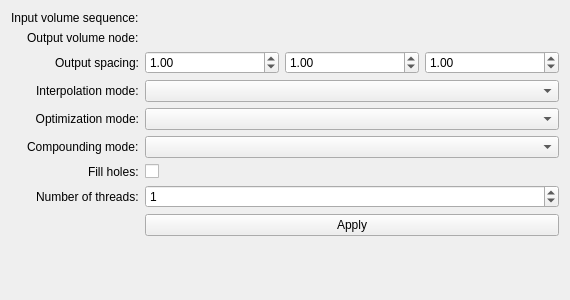
Above: VolumeReconstruction/Resources/UI/qSlicerVolumeReconstructionModule.ui from Sunderlandkyl/SlicerIGSIO before the change. Below: the same form after it.
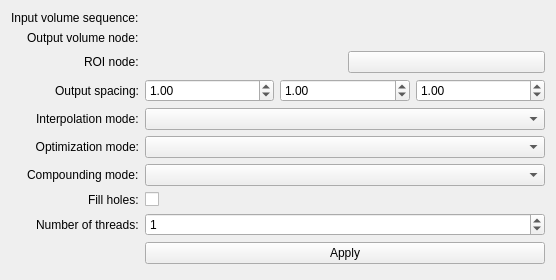
That is the form after the change. Icons and pictures are not drawn. Custom widgets are drawn as their Qt base class.

Commit message: Start using Sequence browser node to iterate through images

```diff
--- a/VolumeReconstruction/Resources/UI/qSlicerVolumeReconstructionModule.ui
+++ b/VolumeReconstruction/Resources/UI/qSlicerVolumeReconstructionModule.ui
@@ -6,8 +6,8 @@
    <rect>
     <x>0</x>
     <y>0</y>
-    <width>570</width>
-    <height>300</height>
+    <width>556</width>
+    <height>280</height>
    </rect>
   </property>
   <property name="windowTitle">
@@ -54,18 +54,14 @@
        </property>
       </widget>
      </item>
-     <item row="8" column="1">
-      <layout class="QHBoxLayout" name="horizontalLayout">
-       <item>
-        <widget class="QPushButton" name="ApplyButton">
-         <property name="text">
-          <string>Apply</string>
-         </property>
-        </widget>
-       </item>
-      </layout>
+     <item row="3" column="0">
+      <widget class="QLabel" name="label_2">
+       <property name="text">
+        <string>Output spacing:</string>
+       </property>
+      </widget>
      </item>
-     <item row="2" column="1">
+     <item row="3" column="1">
       <layout class="QHBoxLayout" name="horizontalLayout_3">
        <item>
         <widget class="QDoubleSpinBox" name="XSpacingSpinbox">
@@ -90,17 +86,7 @@
        </item>
       </layout>
      </item>
-     <item row="2" column="0">
-      <widget class="QLabel" name="label_2">
-       <property name="text">
-        <string>Output spacing:</string>
-       </property>
-      </widget>
-     </item>
-     <item row="3" column="1">
-      <widget class="QComboBox" name="InterpolationModeComboBox"/>
-     </item>
-     <item row="3" column="0">
+     <item row="4" column="0">
       <widget class="QLabel" name="label_3">
        <property name="text">
         <string>Interpolation mode:</string>
@@ -108,9 +94,9 @@
       </widget>
      </item>
      <item row="4" column="1">
-      <widget class="QComboBox" name="OptimizationModeComboBox"/>
+      <widget class="QComboBox" name="InterpolationModeComboBox"/>
      </item>
-     <item row="4" column="0">
+     <item row="5" column="0">
       <widget class="QLabel" name="label_4">
        <property name="text">
         <string>Optimization mode:</string>
@@ -121,9 +107,9 @@
       </widget>
      </item>
      <item row="5" column="1">
-      <widget class="QComboBox" name="CompoundingModeComboBox"/>
+      <widget class="QComboBox" name="OptimizationModeComboBox"/>
      </item>
-     <item row="5" column="0">
+     <item row="6" column="0">
       <widget class="QLabel" name="label_5">
        <property name="text">
         <string>Compounding mode:</string>
@@ -131,13 +117,9 @@
       </widget>
      </item>
      <item row="6" column="1">
-      <widget class="QCheckBox" name="FillHolesCheckBox">
-       <property name="text">
-        <string/>
-       </property>
-      </widget>
+      <widget class="QComboBox" name="CompoundingModeComboBox"/>
      </item>
-     <item row="6" column="0">
+     <item row="7" column="0">
       <widget class="QLabel" name="label_6">
        <property name="text">
         <string>Fill holes:</string>
@@ -145,19 +127,72 @@
       </widget>
      </item>
      <item row="7" column="1">
+      <widget class="QCheckBox" name="FillHolesCheckBox">
+       <property name="text">
+        <string/>
+       </property>
+      </widget>
+     </item>
+     <item row="8" column="0">
+      <widget class="QLabel" name="label_7">
+       <property name="text">
+        <string>Number of threads:</string>
+       </property>
+      </widget>
+     </item>
+     <item row="8" column="1">
       <widget class="QSpinBox" name="NumberOfThreadsSpinBox">
        <property name="value">
         <number>1</number>
        </property>
       </widget>
      </item>
-     <item row="7" column="0">
-      <widget class="QLabel" name="label_7">
+     <item row="9" column="1">
+      <layout class="QHBoxLayout" name="horizontalLayout">
+       <item>
+        <widget class="QPushButton" name="ApplyButton">
+         <property name="text">
+          <string>Apply</string>
+         </property>
+        </widget>
+       </item>
+      </layout>
+     </item>
+     <item row="2" column="0">
+      <widget class="QLabel" name="label_8">
        <property name="text">
-        <string>Number of threads:</string>
+        <string>ROI node:</string>
        </property>
       </widget>
      </item>
+     <item row="2" column="1">
+      <layout class="QHBoxLayout" name="horizontalLayout_4">
+       <item>
+        <widget class="qMRMLNodeComboBox" name="ReconstructionROISelector">
+         <property name="nodeTypes">
+          <stringlist>
+           <string>vtkMRMLAnnotationROINode</string>
+          </stringlist>
+         </property>
+        </widget>
+       </item>
+       <item>
+        <widget class="QPushButton" name="ROIVisibilityButton">
+         <property name="text">
+          <string/>
+         </property>
+         <property name="icon">
+          <iconset resource="../qSlicerVolumeReconstructionModule.qrc">
+           <normaloff>:/Icons/VisibleOff.png</normaloff>
+           <normalon>:/Icons/VisibleOn.png</normalon>:/Icons/VisibleOff.png</iconset>
+         </property>
+         <property name="checkable">
+          <bool>true</bool>
+         </property>
+        </widget>
+       </item>
+      </layout>
+     </item>
     </layout>
    </item>
   </layout>
```
Left out of the diff: 16 changed lines with no effect on the pictures. The commit also changes 9 other files.
